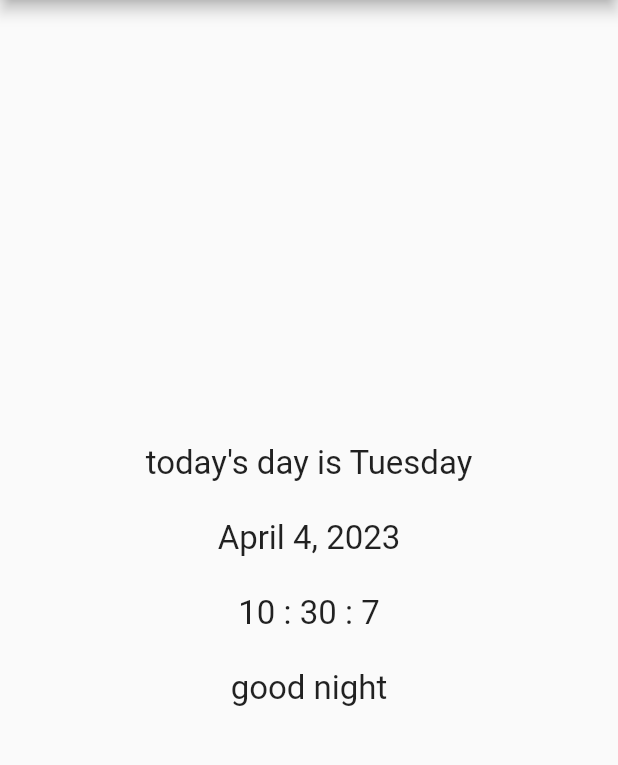
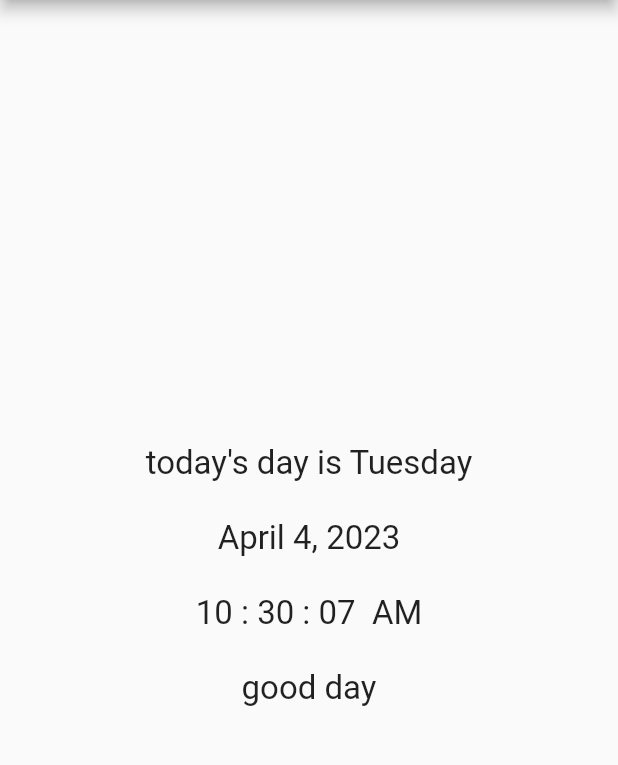
Before and after one commit to wael-saif23/time-date, a Flutter app: the screen it shows after launch, on a phone screen of 412 x 824 dp, the part 84-849 px from its top. Run offline on Flutter 3.47's test engine with Material 2 defaults, Android fonts, the phone set to English and light mode, and no system bars.

Commit message:
use intl package

```diff
--- a/lib/home_page.dart
+++ b/lib/home_page.dart
@@ -1,5 +1,6 @@
 import 'package:flutter/material.dart';
 import "dart:async";
+import 'package:intl/intl.dart';
 
 class HomePage extends StatefulWidget {
   const HomePage({super.key});
@@ -9,76 +10,31 @@ class HomePage extends StatefulWidget {
 }
 
 class _HomePageState extends State<HomePage> {
-  DateTime time = DateTime.now();
-  String theMonth = DateTime.now().month.toString();
-  int theMonthInt = DateTime.now().month;
-  String theday = DateTime.now().weekday.toString();
-  int thedayInt = DateTime.now().weekday;
-
-  List<String> months = [
-    "January",
-    "February",
-    "March",
-    "April",
-    "May",
-    "June",
-    "July",
-    "August",
-    "September",
-    "October",
-    "November",
-    "December"
-  ];
-
-  List<String> days = [
-    "Monday",
-    "Tuesday",
-    "Wednesday",
-    "Thursday",
-    "Friday",
-    "Saturday",
-    "Sunday",
-  ];
+  String theDay = "";
+  String timeOfTheDay = "";
+  String theDate = "";
+String amOrBm = DateFormat("a").format(DateTime.now());
   changeEverySecond() {
     Timer.periodic(const Duration(seconds: 1), (timer) {
       setState(() {
-        time = DateTime.now();
+         theDay = DateFormat("EEEE").format(DateTime.now());
+ timeOfTheDay = DateFormat("HH : mm : ss  a").format(DateTime.now());
+ theDate = DateFormat.yMMMMd().format(DateTime.now());
       });
     });
   }
 
-  changeTheMonth(int index) {
-    Timer.periodic(Duration(seconds: 1), (timer) {
-      setState(() {
-        theMonth = months[index - 1];
-      });
-    });
-  }
 
-  changeTheday(int index) {
-    Timer.periodic(Duration(seconds: 1), (timer) {
-      setState(() {
-        theday = days[index - 1];
-      });
-    });
-  }
 
-   hours() {
-    if (time.hour > 12) {
-      return time.hour - 12;
-    } else {
-     return  time.hour;
-    }
-  }
 
 
 
   @override
   void initState() {
     changeEverySecond();
-    changeTheMonth(theMonthInt);
-    changeTheday(thedayInt);
-    hours();
+         theDay ;
+ timeOfTheDay ;
+ theDate ;
     super.initState();
   }
 
@@ -96,28 +52,28 @@ class _HomePageState extends State<HomePage> {
         mainAxisAlignment: MainAxisAlignment.center,
         children: [
           Text(
-            "today's day is $theday",
+            "today's day is $theDay",
             style: TextStyle(fontSize: 22),
           ),
           SizedBox(
             height: 24,
           ),
           Text(
-            "$theMonth ${time.day}, ${time.year}",
+            theDate,
             style: TextStyle(fontSize: 22),
           ),
           SizedBox(
             height: 24,
           ),
           Text(
-            "${hours().toString().padLeft(2,"0")} : ${time.minute.toString().padLeft(2,"0")} : ${time.second}",
+            timeOfTheDay,
             style: TextStyle(fontSize: 22),
           ),
           SizedBox(
             height: 24,
           ),
           Text(
-            time.hour>12? "good day":"good night",
+            amOrBm == "AM" ? "good day":"good night",
             style: TextStyle(fontSize: 22),
           ),
         ],
```
Also changed, not shown: pubspec.yaml (+4 -12 lines), pubspec.lock.
